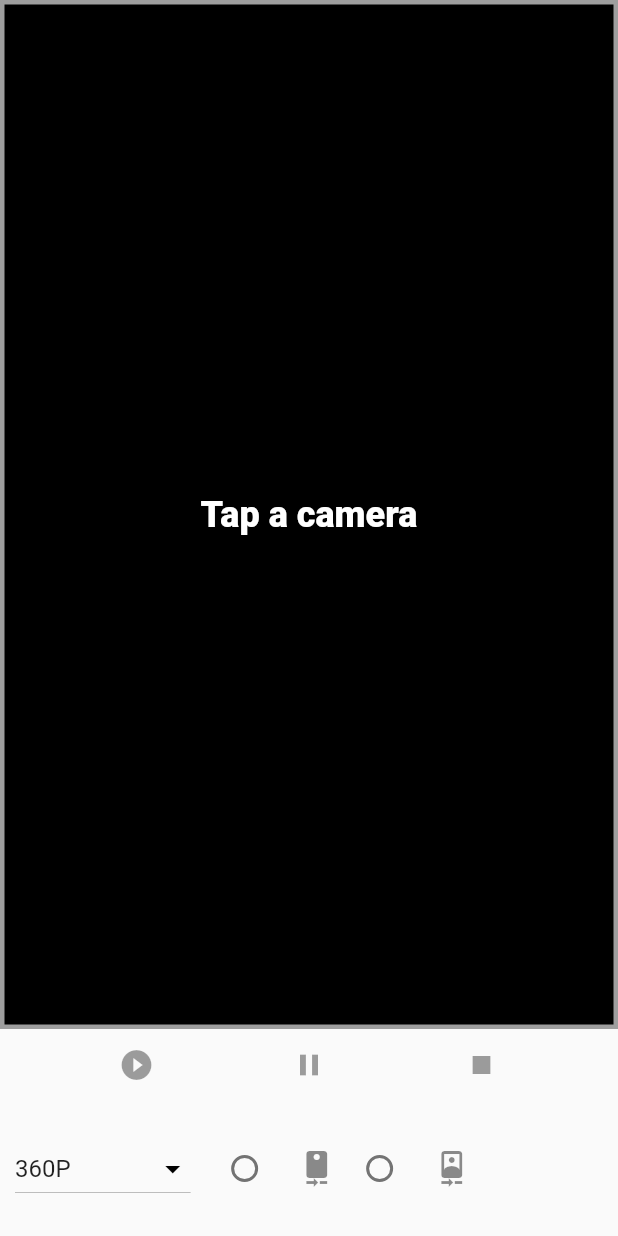
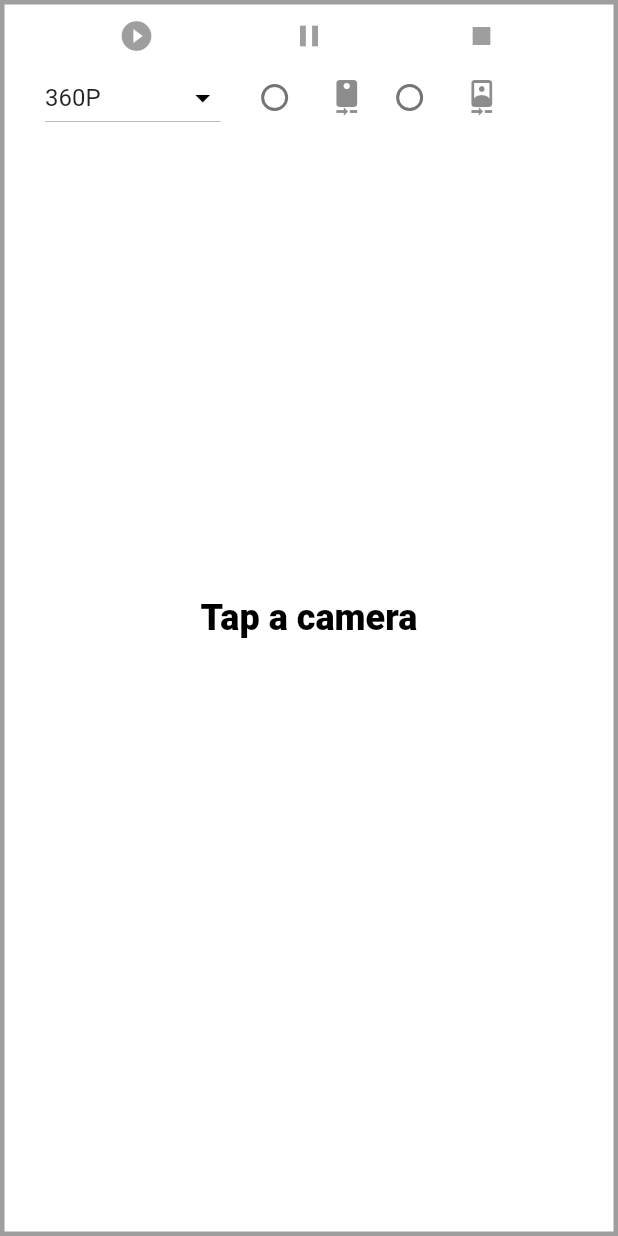
Before and after one commit to mhmdawnallah/flutter_youtube_editor_compressor_editor_convertor, a Flutter app: the screen it shows after launch, after a tap on "Record Video", on a phone screen of 412 x 824 dp. Run offline on Flutter 3.47's test engine with Material 2 defaults, Android fonts, the phone set to English and light mode, and no system bars; our stand-ins replace better_player, camera, dropdown_search, flutter_icons, fluttertoast, image_picker and 2 more; missing offline and left inert: flutter_ffmpeg, helpers, video_editor, youtube_explode_dart.

Commit message:
From Awni

```diff
--- a/lib/camera_show_example_route.dart
+++ b/lib/camera_show_example_route.dart
@@ -75,36 +75,37 @@ class _CameraExampleHomeState extends State<CameraExampleHome>
   Widget build(BuildContext context) {
     return Scaffold(
       key: _scaffoldKey,
-      body: Stack(children: <Widget>[
-        SafeArea(
-          child: Column(
-            mainAxisAlignment: MainAxisAlignment.center,
+      body: SafeArea(
+        child: Stack(
           children: <Widget>[
-              Expanded(
-                child: Container(
-                  child: Padding(
-                    padding: const EdgeInsets.all(1.0),
+            Container(
               child: Center(
                 child: _cameraPreviewWidget(),
               ),
-                  ),
               decoration: BoxDecoration(
-                    color: Colors.black,
+                color: Colors.white,
                 border: Border.all(
-                      color: controller != null &&
-                              controller.value.isRecordingVideo
+                  color:
+                      controller != null && controller.value.isRecordingVideo
                           ? Colors.redAccent
                           : Colors.grey,
                   width: 3.0,
                 ),
               ),
             ),
-              ),
-              _captureControlRowWidget(),
-              Container(
-                padding: EdgeInsets.all(10.0),
+            Positioned.fill(
+                child: Align(
+                    alignment: Alignment.topCenter,
+                    child: _captureControlRowWidget())),
+            Positioned.fill(
+              top: 20,
+              child: Align(
+                alignment: Alignment.topCenter,
+                child: Container(
+                  alignment: Alignment.center,
+                  padding: EdgeInsets.symmetric(horizontal: 30, vertical: 10),
                   height: 90,
-                width: double.infinity,
+                  width: MediaQuery.of(context).size.width,
                   child: Row(
                       crossAxisAlignment: CrossAxisAlignment.center,
                       children: <Widget>[
@@ -112,10 +113,11 @@ class _CameraExampleHomeState extends State<CameraExampleHome>
                         _cameraTogglesRowWidget(),
                       ]),
                 ),
+              ),
+            ),
           ],
         ),
       ),
-      ]),
     );
   }
 
@@ -125,14 +127,14 @@ class _CameraExampleHomeState extends State<CameraExampleHome>
       return const Text(
         'Tap a camera',
         style: TextStyle(
-          color: Colors.white,
+          color: Colors.black,
           fontSize: 24.0,
           fontWeight: FontWeight.w900,
         ),
       );
     } else {
       return AspectRatio(
-        aspectRatio: controller.value.aspectRatio,
+        aspectRatio: MediaQuery.of(context).size.aspectRatio,
         child: CameraPreview(controller),
       );
     }
@@ -195,8 +197,7 @@ class _CameraExampleHomeState extends State<CameraExampleHome>
               groupValue: controller?.description,
               value: cameraDescription,
               // onChanged: null,
-              onChanged:
-                  controller != null && controller.value.isRecordingVideo
+              onChanged: controller != null && controller.value.isRecordingVideo
                   ? null
                   : onNewCameraSelected,
             ),
@@ -387,13 +388,13 @@ class _CameraExampleHomeState extends State<CameraExampleHome>
 
   Future<String> _findPath() async {
     final directory = widget.platform == TargetPlatform.android
-        ? await getExternalStorageDirectory()
+        ?await Directory("/storage/emulated/0")
         : await getApplicationDocumentsDirectory();
     return directory.path;
   }
 
   Future<void> _prepareSaveDir() async {
-    _localPath = await _findPath() + Platform.pathSeparator + "Records";
+    _localPath = await _findPath() + Platform.pathSeparator + "IQStarsApp"+Platform.pathSeparator + "Records";
 
     final savedDir = Directory(_localPath);
     bool hasExisted = await savedDir.exists();
--- a/lib/main.dart
+++ b/lib/main.dart
@@ -67,7 +67,7 @@ class _MyHomePageState extends State<MyHomePage> {
     super.initState();
   }
 
-   ElevatedButton debugButton;
+  ElevatedButton debugButton;
 
   final myController = TextEditingController();
   Image thumbnail = Image(image: AssetImage('lib/assets/images/yt.jpg'));
@@ -396,14 +396,19 @@ class _MyHomePageState extends State<MyHomePage> {
 
   Future<String> _findLocalPath() async {
     final directory = widget.platform == TargetPlatform.android
-        ? await getExternalStorageDirectory()
+        ? await Directory("/storage/emulated/0")
         : await getApplicationDocumentsDirectory();
     return directory.path;
   }
 
   Future<void> _prepareSaveDir() async {
-    _localPath =
-        await _findLocalPath() + Platform.pathSeparator + "YoutubeVideos";
+    await getPermission();
+    _localPath = await _findLocalPath() +
+        Platform.pathSeparator +
+        "IQStarsApp" +
+        Platform.pathSeparator +
+        "YoutubeVideos";
+
     print("##############################################");
     print(_localPath);
     print("##############################################");
--- a/lib/video_editing_route.dart
+++ b/lib/video_editing_route.dart
@@ -77,14 +77,14 @@ class _VideoEditorState extends State<VideoEditor> {
   VideoEditorController _controller;
   Future<String> _findLocalPath() async {
     final directory = widget.platform == TargetPlatform.android
-        ? await getExternalStorageDirectory()
+        ? await Directory("/storage/emulated/0")
         : await getApplicationDocumentsDirectory();
     return directory.path;
   }
 
   Future<void> _prepareSaveDir() async {
     _localPath =
-        await _findLocalPath() + Platform.pathSeparator + "ExportedVideos";
+        await _findLocalPath() +Platform.pathSeparator + "IQStarsApp"+ Platform.pathSeparator + "ExportedVideos";
     print(_localPath);
     print("##############################################");
     final savedDir = Directory(_localPath);
--- a/pubspec.yaml
+++ b/pubspec.yaml
@@ -38,7 +38,7 @@ dependencies:
   flutter_ffmpeg: ^0.4.0
   flutter_icons: ^1.1.0
   fluttertoast: ^8.0.7
-
+  better_player:
 dev_dependencies:
   flutter_test:
     sdk: flutter
```
Also changed, not shown: lib/a_lone_compressor.dart (+32 -14 lines), lib/video_compressor_encoder.dart (+8 -14 lines), lib/video_page.dart (added, +24 -0 lines), pubspec.lock, 2 other files. Lines whose indentation alone changed are shown as unchanged.
